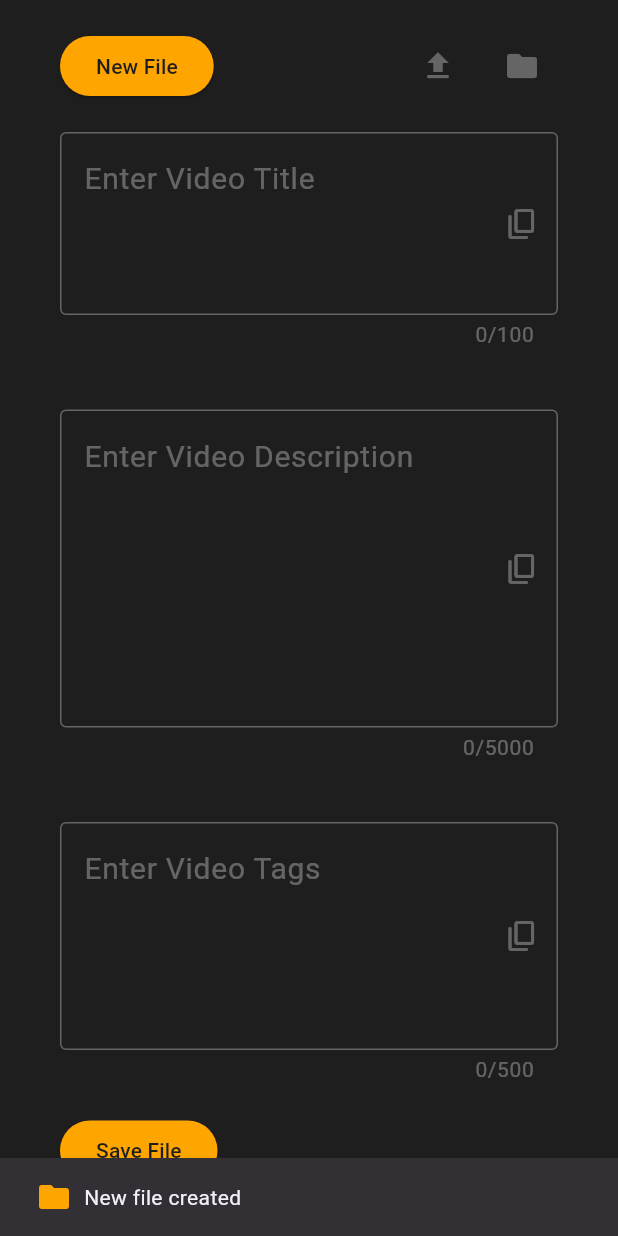
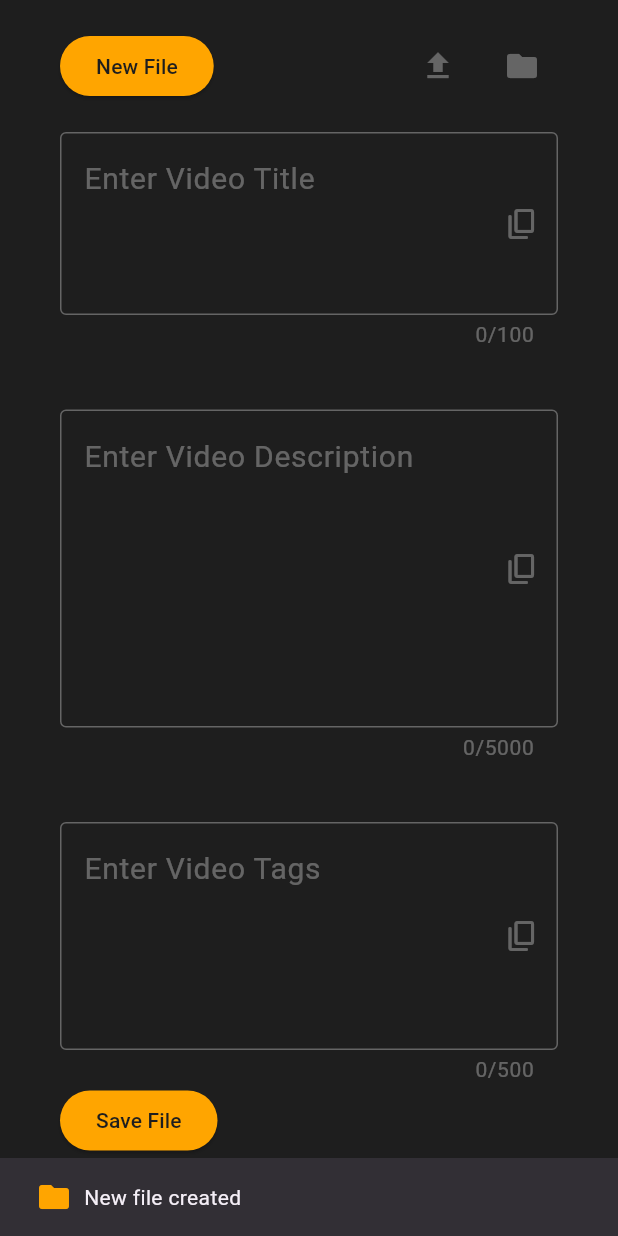
Before and after one commit to MuhamedUssama/metatube, a Flutter app: the screen it shows after launch, after a tap on "New File", on a phone screen of 412 x 824 dp. Run offline on Flutter 3.47's test engine with Material 3 defaults, Android fonts, the phone set to English and light mode, and no system bars; our stand-ins replace file_picker; missing offline and left inert: window_manager.

Commit message:
Styling out app size and location on screen and fix some ui issues

```diff
--- a/lib/main.dart
+++ b/lib/main.dart
@@ -1,8 +1,25 @@
 import 'package:flutter/material.dart';
 import 'package:metatube/screens/home_screen.dart';
 import 'package:metatube/screens/spalsh_screen.dart';
+import 'package:window_manager/window_manager.dart';
 
-void main() {
+void main() async {
+  WidgetsFlutterBinding.ensureInitialized();
+
+  await windowManager.ensureInitialized();
+
+  WindowOptions options = const WindowOptions(
+    minimumSize: Size(400, 780),
+    size: Size(600, 780),
+    center: true,
+    title: "MetaTube",
+  );
+
+  windowManager.waitUntilReadyToShow(options, () async {
+    await windowManager.show();
+    await windowManager.focus();
+  });
+
   runApp(const MetaTube());
 }
 
--- a/lib/screens/home_screen.dart
+++ b/lib/screens/home_screen.dart
@@ -119,7 +119,6 @@ class _HomeScreenState extends State<HomeScreen> {
               maxLength: 500,
               maxLines: 4,
             ),
-            const SizedBox(height: 20),
             Row(
               children: [
                 MainButton(
--- a/pubspec.yaml
+++ b/pubspec.yaml
@@ -36,6 +36,7 @@ dependencies:
   cupertino_icons: ^1.0.2
   intl: ^0.19.0
   file_picker: ^6.1.1
+  window_manager: ^0.3.8
 
 dev_dependencies:
   flutter_test:
```
Also changed, not shown: pubspec.lock, 5 other files.
